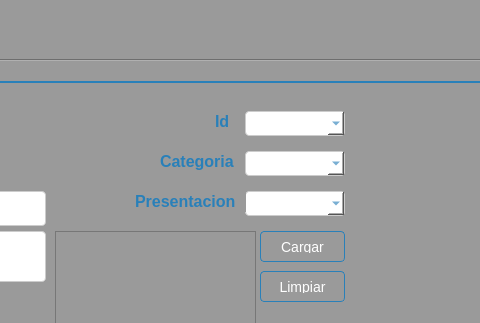
Before: the Qt Designer form Sistema de ventas/ui/FrmArticulo.ui in CodeDrTech/DevelopPython, drawn with Qt 5; both pictures show x 327 to 807 and y 0 to 323 of the 961 by 628 pixel window.
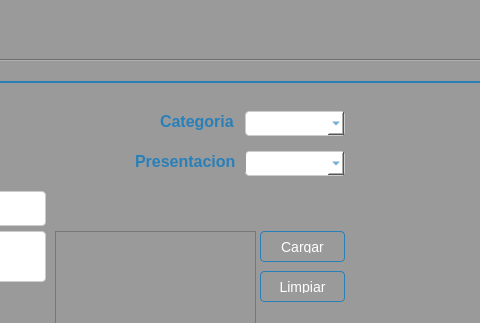
After: the same form once the commit is applied. The open tabs and pages were chosen to show the change.

Diff of the .ui file:
```diff
--- a/Sistema de ventas/ui/FrmArticulo.ui
+++ b/Sistema de ventas/ui/FrmArticulo.ui
@@ -987,7 +987,7 @@
        <property name="geometry">
         <rect>
          <x>550</x>
-         <y>110</y>
+         <y>70</y>
          <width>100</width>
          <height>25</height>
         </rect>
@@ -1018,7 +1018,7 @@
        <property name="geometry">
         <rect>
          <x>550</x>
-         <y>70</y>
+         <y>30</y>
          <width>100</width>
          <height>25</height>
         </rect>
@@ -1049,7 +1049,7 @@
        <property name="geometry">
         <rect>
          <x>465</x>
-         <y>70</y>
+         <y>30</y>
          <width>81</width>
          <height>21</height>
         </rect>
@@ -1069,35 +1069,11 @@
         <string>Categoria</string>
        </property>
       </widget>
-      <widget class="QLabel" name="label_8">
-       <property name="geometry">
-        <rect>
-         <x>520</x>
-         <y>30</y>
-         <width>21</width>
-         <height>21</height>
-        </rect>
-       </property>
-       <property name="styleSheet">
-        <string notr="true">QWidget {
-    background-color: #9a9a9a;
-}
-
-QLabel {
-    color: #2980b9;
-    font-size: 16px;
-    font-weight: bold;
-}</string>
-       </property>
-       <property name="text">
-        <string>Id</string>
-       </property>
-      </widget>
       <widget class="QLabel" name="label_9">
        <property name="geometry">
         <rect>
          <x>440</x>
-         <y>110</y>
+         <y>70</y>
          <width>111</width>
          <height>21</height>
         </rect>
@@ -1117,37 +1093,6 @@
         <string>Presentacion</string>
        </property>
       </widget>
-      <widget class="QComboBox" name="comboBox_3">
-       <property name="geometry">
-        <rect>
-         <x>550</x>
-         <y>30</y>
-         <width>100</width>
-         <height>25</height>
-        </rect>
-       </property>
-       <property name="styleSheet">
-        <string notr="true">QComboBox {
-    background-color: #ffffff;
-    border: 1px solid #cccccc;
-    padding: 6px;
-    border-radius: 4px;
-    font-size: 14px;
-    color: #2980b9;
-}
-
-QComboBox:hover {
-    border: 1px solid #3498db;
-}
-
-QComboBox QAbstractItemView {
-    border: 1px solid #cccccc;
-    background-color: white;
-    selection-background-color: #3498db;
-}
-</string>
-       </property>
-      </widget>
      </widget>
     </widget>
    </widget>
```
